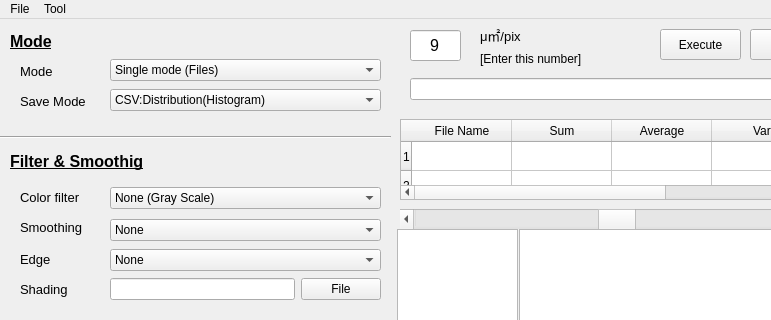
First picture: the form in pyside_blog/pygraph_Opencv.ui, repository tatabox2000/Data_science, before the edit; both pictures show x 0 to 771 and y 0 to 320 of the 1082 by 813 pixel window.
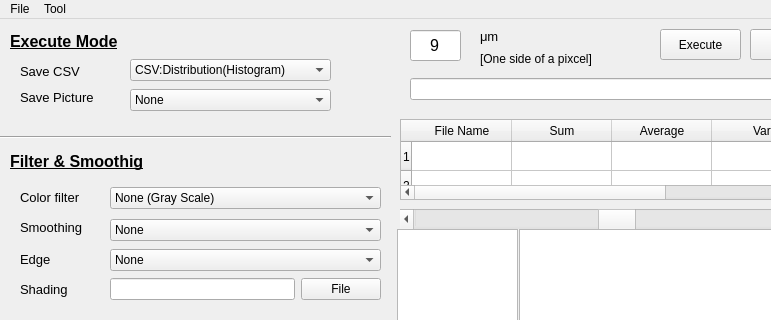
Second picture: the form after the edit. Custom widgets are drawn as their Qt base class.

What changed in the file:
```diff
--- a/pyside_blog/pygraph_Opencv.ui
+++ b/pyside_blog/pygraph_Opencv.ui
@@ -394,50 +394,12 @@
      </font>
     </property>
     <property name="text">
-     <string>Mode</string>
+     <string>Execute Mode</string>
     </property>
     <property name="textFormat">
      <enum>Qt::RichText</enum>
     </property>
    </widget>
-   <widget class="QComboBox" name="Mode_combo">
-    <property name="geometry">
-     <rect>
-      <x>110</x>
-      <y>40</y>
-      <width>271</width>
-      <height>22</height>
-     </rect>
-    </property>
-    <item>
-     <property name="text">
-      <string>Single mode (Files)</string>
-     </property>
-    </item>
-    <item>
-     <property name="text">
-      <string>For Folders   (SubDirectory)</string>
-     </property>
-    </item>
-   </widget>
-   <widget class="QLabel" name="label_11">
-    <property name="geometry">
-     <rect>
-      <x>20</x>
-      <y>44</y>
-      <width>81</width>
-      <height>16</height>
-     </rect>
-    </property>
-    <property name="font">
-     <font>
-      <pointsize>10</pointsize>
-     </font>
-    </property>
-    <property name="text">
-     <string>Mode</string>
-    </property>
-   </widget>
    <widget class="Line" name="line_4">
     <property name="geometry">
      <rect>
@@ -481,7 +443,7 @@
      <rect>
       <x>20</x>
       <y>483</y>
-      <width>121</width>
+      <width>143</width>
       <height>71</height>
      </rect>
     </property>
@@ -749,7 +711,7 @@
      </font>
     </property>
     <property name="text">
-     <string>μ㎡/pix　</string>
+     <string>μm　</string>
     </property>
    </widget>
    <widget class="GraphicsLayoutWidget" name="sub_view">
@@ -907,12 +869,12 @@
      <rect>
       <x>480</x>
       <y>30</y>
-      <width>101</width>
+      <width>141</width>
       <height>20</height>
      </rect>
     </property>
     <property name="text">
-     <string>[Enter this number]</string>
+     <string>[One side of a pixcel]</string>
     </property>
    </widget>
    <widget class="QTableWidget" name="tableWidget">
@@ -1047,7 +1009,7 @@
     <property name="geometry">
      <rect>
       <x>20</x>
-      <y>74</y>
+      <y>44</y>
       <width>81</width>
       <height>16</height>
      </rect>
@@ -1058,15 +1020,15 @@
      </font>
     </property>
     <property name="text">
-     <string>Save Mode</string>
+     <string>Save CSV</string>
     </property>
    </widget>
    <widget class="QComboBox" name="save_mode_combo">
     <property name="geometry">
      <rect>
-      <x>110</x>
-      <y>70</y>
-      <width>271</width>
+      <x>130</x>
+      <y>40</y>
+      <width>201</width>
       <height>22</height>
      </rect>
     </property>
@@ -1094,6 +1056,49 @@
      <string>Watershed</string>
     </property>
    </widget>
+   <widget class="QLabel" name="label_19">
+    <property name="geometry">
+     <rect>
+      <x>20</x>
+      <y>70</y>
+      <width>101</width>
+      <height>16</height>
+     </rect>
+    </property>
+    <property name="font">
+     <font>
+      <pointsize>10</pointsize>
+     </font>
+    </property>
+    <property name="text">
+     <string>Save Picture</string>
+    </property>
+   </widget>
+   <widget class="QComboBox" name="save_picture_combo">
+    <property name="geometry">
+     <rect>
+      <x>130</x>
+      <y>70</y>
+      <width>201</width>
+      <height>22</height>
+     </rect>
+    </property>
+    <item>
+     <property name="text">
+      <string>None</string>
+     </property>
+    </item>
+    <item>
+     <property name="text">
+      <string>Contours Only</string>
+     </property>
+    </item>
+    <item>
+     <property name="text">
+      <string>Contours and raw picture</string>
+     </property>
+    </item>
+   </widget>
   </widget>
   <widget class="QMenuBar" name="menubar">
    <property name="geometry">
```
Left out of the diff: 2 changed lines with no effect on the pictures.
